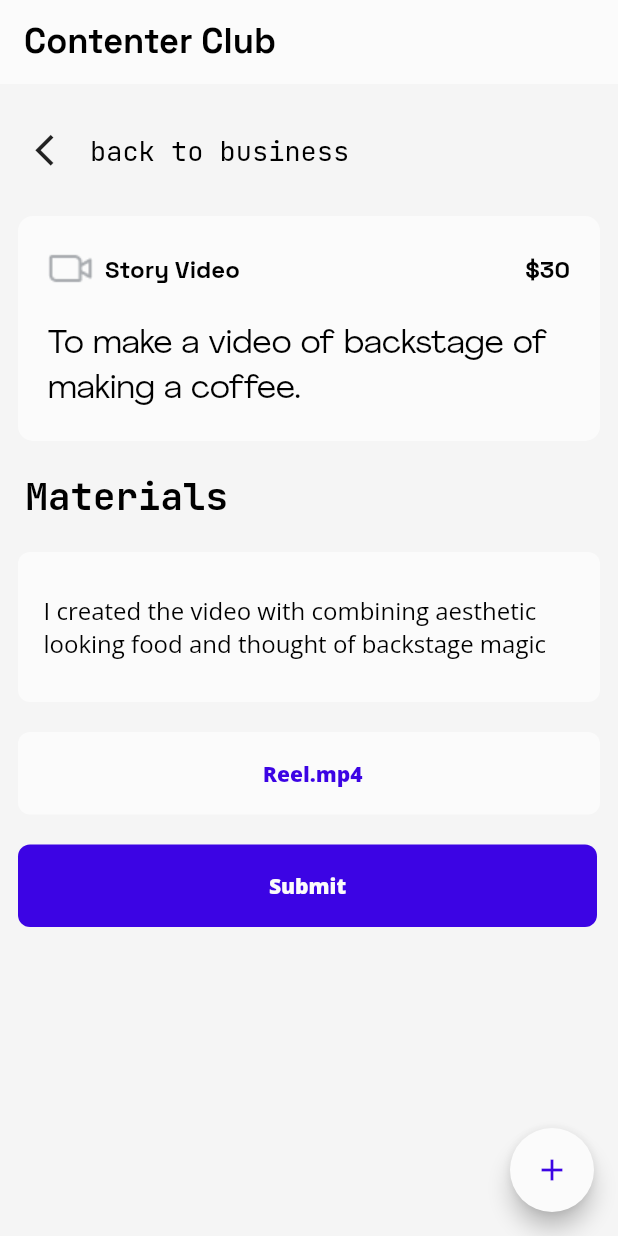
After one commit to Sadid-USN/contenter_club, a Flutter app: the NavigationPage screen opened directly, after a tap on "PaidRequest", on a phone screen of 412 x 824 dp. The commit adds this screen. Run offline on Flutter 3.47's test engine with Material 2 defaults, Android fonts, the phone set to English and light mode, and no system bars; our stand-ins replace google_fonts.

Commit message:
adde PaidRequestPage

```diff
--- a/lib/main.dart
+++ b/lib/main.dart
@@ -1,3 +1,4 @@
+import 'package:contenter/pages/paid_request_page.dart';
 import 'package:contenter/pages/take_part_page.dart';
 import 'package:contenter/widgets/my_proposals.dart';
 import 'package:flutter/material.dart';
@@ -144,6 +145,14 @@ class NavigationPage extends StatelessWidget {
                 onPressed: () {
                   Navigator.push(context, MaterialPageRoute(builder: (context) {
                     return const TakePartPage();
+                  }));
+                },
+              ),
+              TextButton(
+                child: const Text('PaidRequest'),
+                onPressed: () {
+                  Navigator.push(context, MaterialPageRoute(builder: (context) {
+                    return const PaidRequestPage();
                   }));
                 },
               ),
--- /dev/null
+++ b/lib/pages/paid_request_page.dart
@@ -0,0 +1,143 @@
+import 'package:contenter/main.dart';
+import 'package:contenter/style/colors.dart';
+import 'package:contenter/style/fonts.dart';
+import 'package:contenter/widgets/appBarHeader.dart';
+import 'package:contenter/widgets/story_video_card.dart';
+import 'package:contenter/widgets/submit_button.dart';
+import 'package:flutter/material.dart';
+import 'package:google_fonts/google_fonts.dart';
+
+class PaidRequestPage extends StatefulWidget {
+  const PaidRequestPage({super.key});
+
+  @override
+  State<StatefulWidget> createState() => _PaidRequestPageState();
+}
+
+class _PaidRequestPageState extends State<PaidRequestPage> {
+  @override
+  Widget build(BuildContext context) {
+    return Scaffold(
+        appBar: apbbarHeader,
+        backgroundColor: background,
+        body: Padding(
+          padding: const EdgeInsets.symmetric(horizontal: 12),
+          child: SingleChildScrollView(
+            child: Column(
+              crossAxisAlignment: CrossAxisAlignment.start,
+              children: [
+                // const HeaderWidget(),
+                const SizedBox(
+                  height: 20,
+                ),
+                Row(
+                  children: [
+                    IconButton(
+                      onPressed: () {
+                        Navigator.push(context,
+                            MaterialPageRoute(builder: (context) {
+                          return const NavigationPage();
+                        }));
+                      },
+                      icon: const Icon(
+                        Icons.arrow_back_ios,
+                        size: 25,
+                      ),
+                    ),
+                    Text(
+                      'back to business',
+                      style: footerMedium,
+                    ),
+                  ],
+                ),
+                const SizedBox(
+                  height: 20,
+                ),
+                const StroryVideoCard(),
+                const SizedBox(
+                  height: 20,
+                ),
+                Padding(
+                  padding: const EdgeInsets.only(left: 5.0),
+                  child: Text(
+                    'Materials',
+                    style: footerLarge,
+                  ),
+                ),
+                const SizedBox(
+                  height: 20,
+                ),
+                Container(
+                  alignment: Alignment.center,
+                  height: 100,
+                  decoration: BoxDecoration(
+                      color: gray04, borderRadius: BorderRadius.circular(8)),
+                  padding: const EdgeInsets.all(17.0),
+                  child: Text(
+                    'I created the video with combining aesthetic looking food and thought of backstage magic',
+                    style: GoogleFonts.openSans(
+                      textStyle: const TextStyle(
+                          fontWeight: FontWeight.normal,
+                          fontSize: 16,
+                          color: black),
+                    ),
+                  ),
+                ),
+                const SizedBox(
+                  height: 20,
+                ),
+                Center(
+                  child: GestureDetector(
+                    onTap: () {
+                      print("=====Real.mp4====");
+                    },
+                    child: Container(
+                      height: 55,
+                      decoration: BoxDecoration(
+                          color: gray04,
+                          borderRadius: BorderRadius.circular(8)),
+                      padding: const EdgeInsets.all(8.0),
+                      child: Row(
+                        mainAxisAlignment: MainAxisAlignment.center,
+                        children: [
+                          const SizedBox(
+                            width: 5,
+                          ),
+                          Text(
+                            'Reel.mp4',
+                            style: GoogleFonts.openSans(
+                              textStyle:
+                                  const TextStyle(fontSize: 14, color: blue),
+                            ),
+                          ),
+                        ],
+                      ),
+                    ),
+                  ),
+                ),
+                const SizedBox(
+                  height: 20,
+                ),
+                Center(
+                  child: SubmitButton(
+                    onTap: () {
+                      print("=====SUBMIT====");
+                    },
+                  ),
+                ),
+                // const UploadContent(),
+              ],
+            ),
+          ),
+        ),
+        floatingActionButton: FloatingActionButton(
+          onPressed: () {
+            Navigator.push(context, MaterialPageRoute(builder: (context) {
+              return const NavigationPage();
+            }));
+          },
+          tooltip: 'Navigation',
+          child: const Icon(Icons.add),
+        ));
+  }
+}
--- a/lib/pages/take_part_page.dart
+++ b/lib/pages/take_part_page.dart
@@ -43,7 +43,12 @@ class _TakePartPageState extends State<TakePartPage> {
                 Row(
                   children: [
                     IconButton(
-                      onPressed: () {},
+                      onPressed: () {
+                        Navigator.push(context,
+                            MaterialPageRoute(builder: (context) {
+                          return const NavigationPage();
+                        }));
+                      },
                       icon: const Icon(
                         Icons.arrow_back_ios,
                         size: 25,
```
Also changed, not shown: 39 other files.
